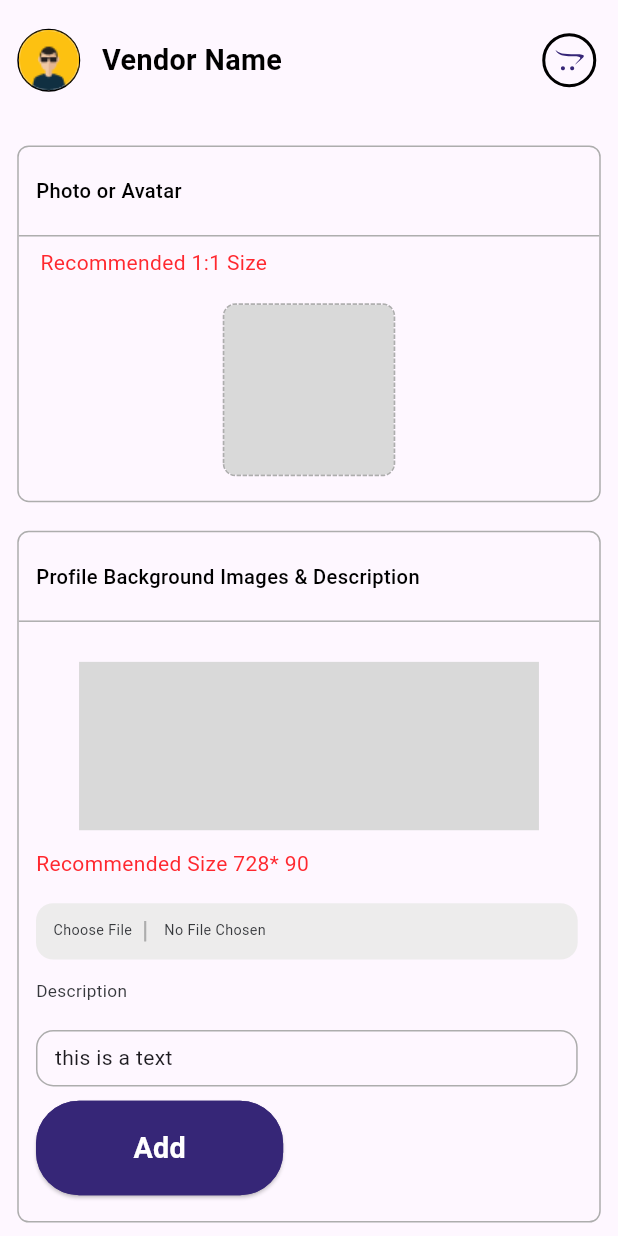
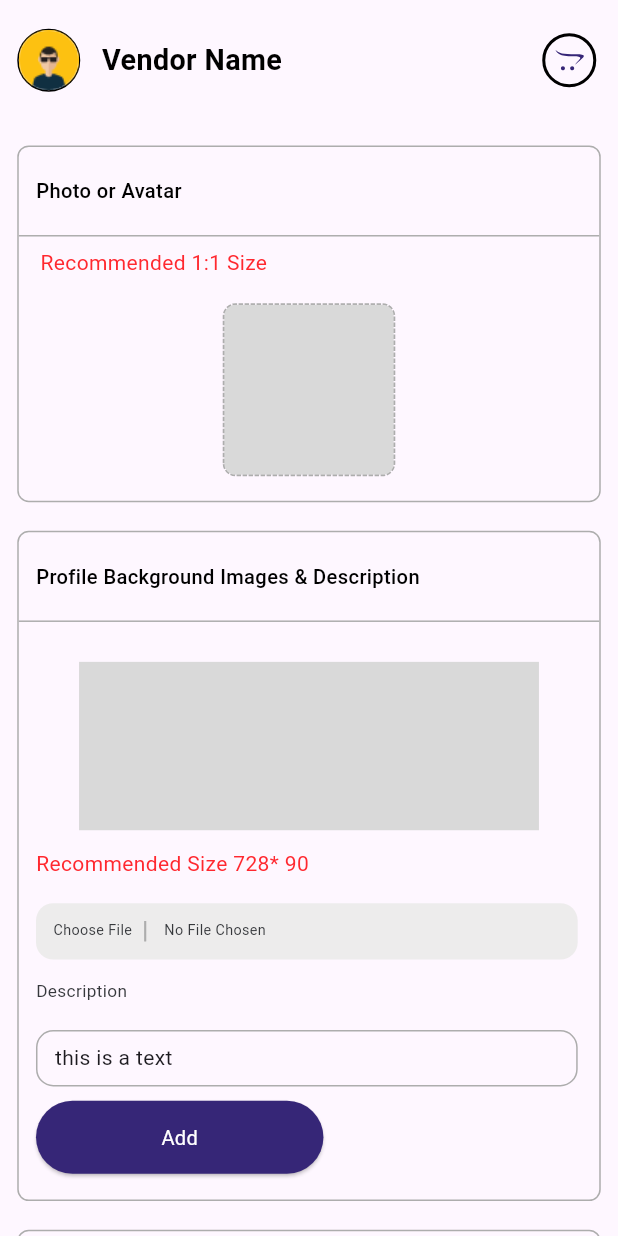
Before and after one commit to Master-Bibash/smartbaazar, a Flutter app: the VendroDetailsScreen screen opened directly, on a phone screen of 412 x 824 dp. Run offline on Flutter 3.47's test engine with Material 3 defaults, Android fonts, the phone set to English and light mode, and no system bars; drawn by our look-alikes of dotted_border; our stand-ins replace carousel_slider, flutter_rating_bar, flutter_screenutil, flutter_svg, pinput.

Commit message:
refactor the code by making reusable widget

```diff
--- a/lib/features/auth/widgets/general_elevated_button_widget.dart
+++ b/lib/features/auth/widgets/general_elevated_button_widget.dart
@@ -4,49 +4,68 @@ import 'package:flutter_screenutil/flutter_screenutil.dart';
 class GeneralEelevatedButton extends StatelessWidget {
   final String text;
   final VoidCallback onPresssed;
-  // final double? height;
-  // final double? width;
-  // final bool? isSmallText;
-  const GeneralEelevatedButton({
-    super.key,
-    required this.text,
-    required this.onPresssed,
-    // this.height,
-    // this.width,
-    // this.isSmallText/
-  });
+  final bool isSmallText;
+  final Color? bgColor;
+  final Color? fgColor;
+  TextStyle? textStyle;
+  final double? width;
+
+  GeneralEelevatedButton(
+      {super.key,
+      required this.text,
+      required this.onPresssed,
+      this.isSmallText = false,
+      this.textStyle,
+      this.bgColor,
+      this.width,
+      this.fgColor});
 
   @override
   Widget build(BuildContext context) {
+    if (textStyle == null) {
+      if (isSmallText) {
+        textStyle = Theme.of(context).textTheme.titleSmall!.copyWith(
+              color: fgColor ?? Colors.white,
+              fontSize: 12.sp,
+              fontWeight: FontWeight.w400,
+            );
+      } else {
+        textStyle = Theme.of(context).textTheme.titleMedium!.copyWith(
+              fontSize: 14.sp,
+              color: fgColor ?? Colors.white,
+              fontWeight: FontWeight.w400,
+            );
+      }
+    }
     return Container(
-      // height: height ?? 45,
-      // width: width ?? 100,
+      // height: 55,
+      width: width ?? 200.w,
       child: ElevatedButton(
         onPressed: () {
           onPresssed();
         },
-        style: ElevatedButton.styleFrom(
-          backgroundColor: Color(0xff362677),
-          padding: EdgeInsets.symmetric(vertical: 18.0, horizontal: 65.0),
-          shape: RoundedRectangleBorder(
-            borderRadius: BorderRadius.only(
-              topLeft: Radius.circular(30.r),
-              bottomLeft: Radius.circular(30.r),
-              topRight: Radius.circular(30.r),
-              bottomRight: Radius.circular(30.r),
-            ),
-            side: BorderSide(
-              color: Color(0xff362677), // Border color
-              width: 1.0, // Border width
-            ),
+        style: ButtonStyle(
+          backgroundColor: MaterialStateProperty.all(
+            Color(0xff362677),
           ),
+          padding:
+              MaterialStateProperty.all(EdgeInsets.symmetric(vertical: 12.h)),
+          // shape: RoundedRectangleBorder(
+          //   borderRadius: BorderRadius.only(
+          //     topLeft: Radius.circular(30.r),
+          //     bottomLeft: Radius.circular(30.r),
+          //     topRight: Radius.circular(30.r),
+          //     bottomRight: Radius.circular(30.r),
+          //   ),
+          //   side: BorderSide(
+          //     color: Color(0xff362677), // Border color
+          //     width: 1.0, // Border width
+          //   ),
         ),
         child: Text(
           text,
-          style: TextStyle(
-              fontSize: 20.sp,
-              fontWeight: FontWeight.w700,
-              color: Colors.white),
+          textAlign: TextAlign.center,
+          style: textStyle,
         ),
       ),
     );
--- a/lib/features/vendor_details/widgets/account_details_widget.dart
+++ b/lib/features/vendor_details/widgets/account_details_widget.dart
@@ -75,7 +75,11 @@ class AccountDetailsWidget extends StatelessWidget {
                 SizedBox(
                   height: 10.h,
                 ),
-                GeneralEelevatedButton(text: 'Update', onPresssed: () {})
+                GeneralEelevatedButton(
+                    text: 'Update',
+                    width: 80.w,
+                    isSmallText: true,
+                    onPresssed: () {})
               ],
             ),
           )
--- a/lib/features/view/product_deatials_screen.dart
+++ b/lib/features/view/product_deatials_screen.dart
@@ -207,8 +207,6 @@ class _ProductDetailsScreenState extends State<ProductDetailsScreen> {
                         height: 20.h,
                       ),
                       Row(
-                        // mainAxisAlignment: MainAxisAlignment.start,
-                        // mainAxisAlignment: MainAxisAlignment.spaceBetween,
                         children: [
                           Column(
                             crossAxisAlignment: CrossAxisAlignment.start,
```
